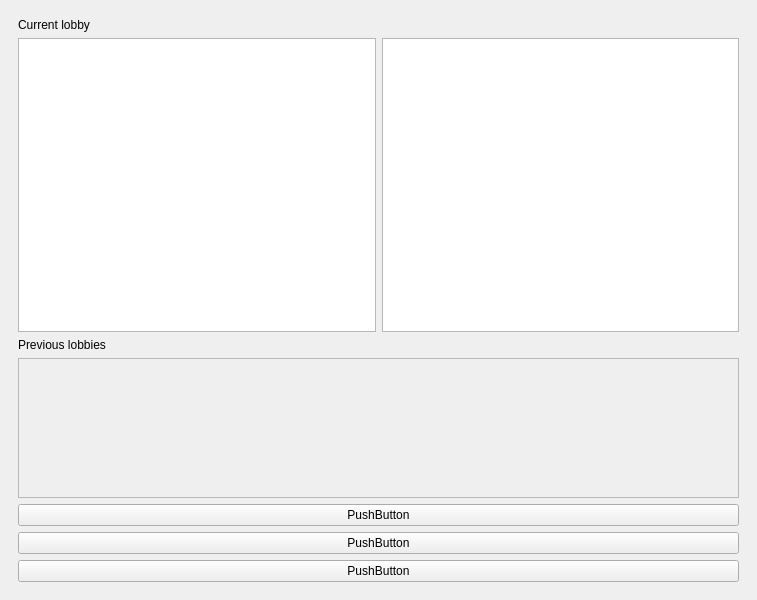
Above: progglol/mainwindow.ui from SadOnion/ProGG.lol before the change. Below: the same form after it.
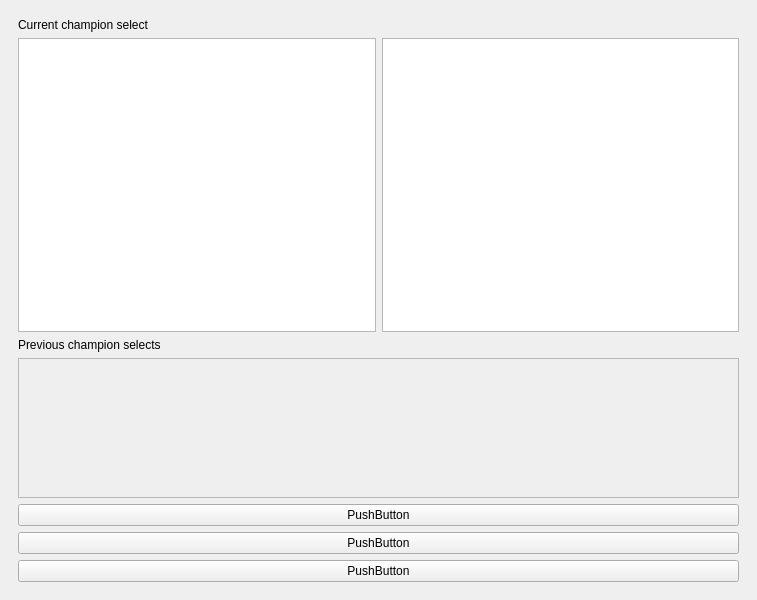
That is the form after the change. The open tabs and pages were chosen to show the change.

What changed in the file:
```diff
--- a/progglol/mainwindow.ui
+++ b/progglol/mainwindow.ui
@@ -86,7 +86,7 @@
            </sizepolicy>
           </property>
           <property name="text">
-           <string>Current lobby</string>
+           <string>Current champion select</string>
           </property>
           <property name="alignment">
            <set>Qt::AlignLeading|Qt::AlignLeft|Qt::AlignVCenter</set>
@@ -126,7 +126,7 @@
            </sizepolicy>
           </property>
           <property name="text">
-           <string>Previous lobbies</string>
+           <string>Previous champion selects</string>
           </property>
          </widget>
         </item>
```
Left out of the diff: 8 changed lines with no effect on the pictures.
